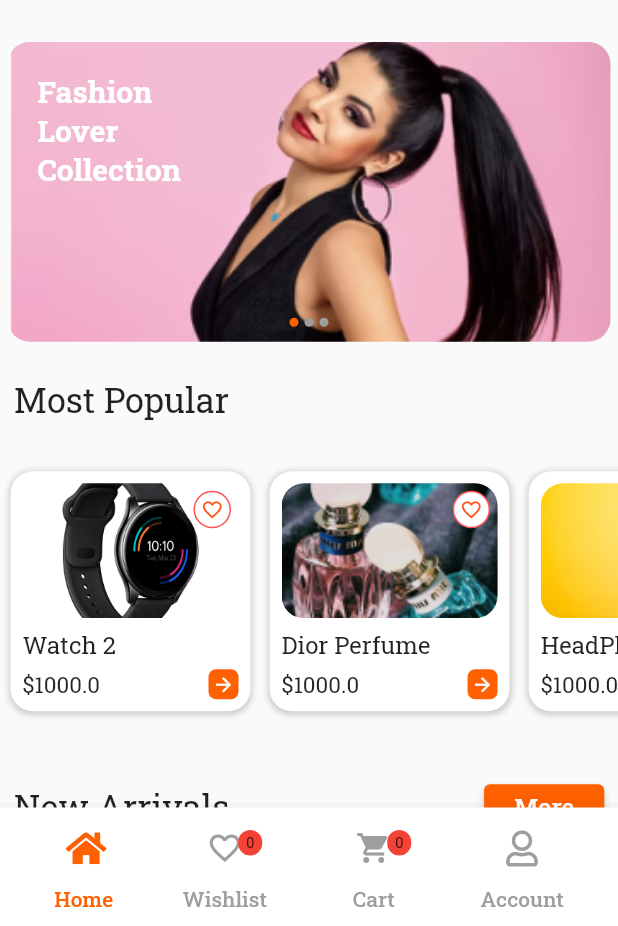
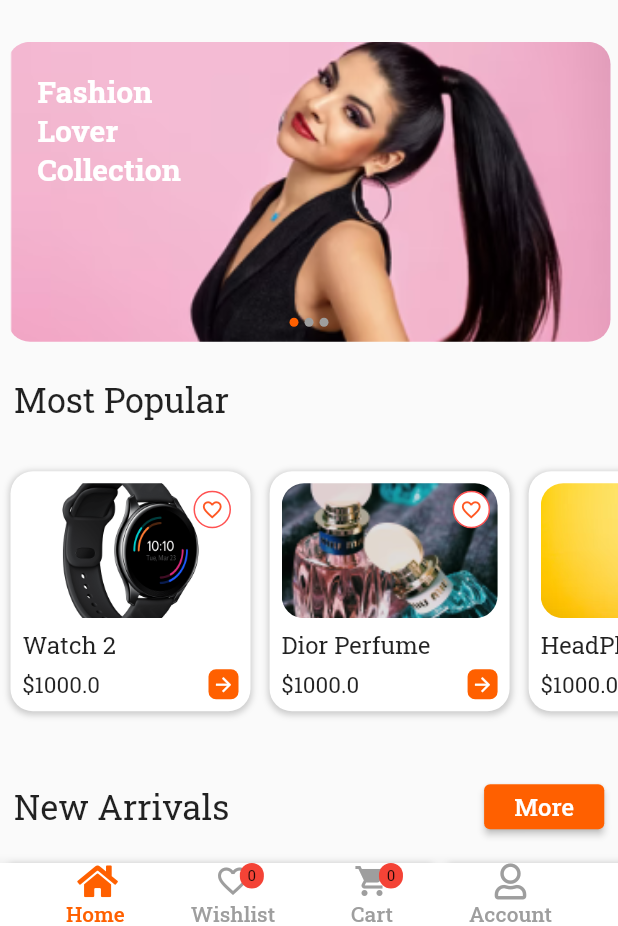
Before and after one commit to excelitai-gunjon/classy-ecom-ui-test-1, a Flutter app: the screen it shows after launch, on a phone screen of 412 x 824 dp, the part 310-1236 px from its top. Run offline on Flutter 3.47's test engine with Material 2 defaults, Android fonts, the phone set to English and light mode, and no system bars; drawn by our look-alikes of flutter_image_slideshow; our stand-ins replace carousel_slider, country_code_picker, dotted_border, flutter_screenutil, font_awesome_flutter, google_fonts and 1 more.

Commit message:
fix- bottomAppBar

```diff
--- a/lib/view/home_page/home_page.dart
+++ b/lib/view/home_page/home_page.dart
@@ -34,7 +34,9 @@ import 'package:flutter/material.dart';
 import 'package:flutter/cupertino.dart';
 import 'package:flutter/services.dart';
 import 'package:provider/provider.dart';
+
 var scaffoldKey = GlobalKey<ScaffoldState>();
+
 class HomePage extends StatefulWidget {
   const HomePage({Key? key}) : super(key: key);
 
@@ -52,6 +54,7 @@ class _HomePageState extends State<HomePage> {
     // TODO: implement initState
     appBar.setPrimaryState(true);
   }
+
   @override
   void dispose() {
     // TODO: implement dispose
@@ -66,12 +69,10 @@ class _HomePageState extends State<HomePage> {
     return WillPopScope(
       onWillPop: () async {
         //final appBar = Provider.of<AppBarController>(context,listen: false);
-        final status =
-        Provider.of<PrimaryScreenState>(context, listen: false);
+        final status = Provider.of<PrimaryScreenState>(context, listen: false);
         //appBar.setPrimaryState(false);
 
-        final pageState =
-        Provider.of<SecondaryPage>(context, listen: false);
+        final pageState = Provider.of<SecondaryPage>(context, listen: false);
         //pageState.setSecondaryPage(5);
         if (productAppBar.status) {
           if (Platform.isAndroid) {
@@ -79,13 +80,14 @@ class _HomePageState extends State<HomePage> {
           } else if (Platform.isIOS) {
             exit(0);
           }
-        }if(pageState.secondaryPageNo==6){
+        }
+        if (pageState.secondaryPageNo == 6) {
           status.setPrimaryState(false);
           pageState.setSecondaryPage(5);
-        }else {
+        } else {
           productAppBar.setPrimaryState(true);
-          final selection = Provider.of<ProductDetailController>(context,
-              listen: false);
+          final selection =
+              Provider.of<ProductDetailController>(context, listen: false);
           selection.sizeSelected(0);
           selection.colorSelected(0);
         }
@@ -128,12 +130,11 @@ class _HomePageState extends State<HomePage> {
             children: [
               ...MainHomePageBottomAppBarModel.list
                   .map((MainHomePageBottomAppBarModel data) {
-
                 return data.isBlank
                     ? SizedBox(
                         width: 10,
                       )
-                    : InkWell(
+                    : GestureDetector(
                         onTap: () {
                           setState(() {
                             primaryPageState.setPrimaryPage(data.index);
@@ -143,20 +144,27 @@ class _HomePageState extends State<HomePage> {
                         },
                         child: Padding(
                           padding: const EdgeInsets.symmetric(
-                              horizontal: 10, vertical: 10),
+                            horizontal: 0,
+                            vertical: 0,
+                          ),
                           child: Column(
                             mainAxisSize: MainAxisSize.min,
                             children: [
-
-                              SizedBox(height: 5,),
-
-                              customConsumer(context, data.label!, data.icon!, data.index),
-
-                              SizedBox(
-                                height: 12,
+                              // SizedBox(
+                              //   height: 5,
+                              // ),
+                              buildCustomConsumer(
+                                context,
+                                data.label!,
+                                data.icon!,
+                                data.index,
                               ),
-
-                              Text(
+                              // SizedBox(
+                              //   height: 12,
+                              // ),
+                              FittedBox(
+                                fit: BoxFit.scaleDown,
+                                child: Text(
                                   data.label!,
                                   style: Theme.of(context)
                                       .textTheme
@@ -166,6 +174,7 @@ class _HomePageState extends State<HomePage> {
                                                 data.index //currentIndex == data.index
                                             ? Color(0xffFF6000)
                                             : Colors.grey,
+                                      ),
                                 ),
                               )
                             ],
@@ -180,11 +189,13 @@ class _HomePageState extends State<HomePage> {
     );
   }
 
-
-  Widget customConsumer(BuildContext context, String label,IconData icon,int index){
+  Widget buildCustomConsumer(
+      BuildContext context, String label, IconData icon, int index) {
+    final size=MediaQuery.of(context).size;
     final primaryPageState = Provider.of<PrimaryPageController>(context);
-    if(label=="Wishlist"){
-      return Consumer<WishlistModel>(builder: (_, wishList, ch) {
+    if (label == "Wishlist") {
+      return Consumer<WishlistModel>(
+        builder: (_, wishList, ch) {
           return Badge(
             child: ch!,
             value: wishList.itemCount.toString(),
@@ -192,7 +203,7 @@ class _HomePageState extends State<HomePage> {
           );
         },
         child: Container(
-          width: 50,
+          width: size.width*.1,//50,
           child: Icon(
             icon,
             color: primaryPageState.currentIndex ==
@@ -203,8 +214,9 @@ class _HomePageState extends State<HomePage> {
         ),
       );
     }
-    if(label=="Cart"){
-      return Consumer<CartModel>(builder: (_, cart, ch) {
+    if (label == "Cart") {
+      return Consumer<CartModel>(
+        builder: (_, cart, ch) {
           return Badge(
             child: ch!,
             value: cart.itemCount.toString(),
@@ -212,7 +224,7 @@ class _HomePageState extends State<HomePage> {
           );
         },
         child: Container(
-          width: 50,
+          width: size.width*.1,
           child: Icon(
             icon,
             color: primaryPageState.currentIndex ==
@@ -222,19 +234,16 @@ class _HomePageState extends State<HomePage> {
           ),
         ),
       );
-    }
-    else{
+    } else {
       return Icon(
         icon,
-        color: primaryPageState.currentIndex ==
-            index //currentIndex == data.index
+        color:
+            primaryPageState.currentIndex == index //currentIndex == data.index
                 ? Color(0xffFF6000)
                 : Colors.grey,
       );
     }
   }
-
-
 
   _getBodyPrimary() {
     final primaryPageState = Provider.of<PrimaryPageController>(context);
@@ -263,21 +272,21 @@ class _HomePageState extends State<HomePage> {
       case 3:
         return CategoryScreen();
       case 4:
-        return SubCatScreen();//FilterScreen
+        return SubCatScreen(); //FilterScreen
       case 5:
         return SubSubProductScreen();
       case 6:
-        return FilterScreen();//OrderStatus
+        return FilterScreen(); //OrderStatus
       case 7:
-        return OrderStatus();//MyOrder
+        return OrderStatus(); //MyOrder
       case 8:
-        return MyOrder();//EditAddress
+        return MyOrder(); //EditAddress
       case 9:
-        return EditAddress();//ShippingAddress
+        return EditAddress(); //ShippingAddress
       case 10:
-        return ShippingAddress();//PaymentMethod
+        return ShippingAddress(); //PaymentMethod
       case 11:
-        return PaymentMethod();//HelpPage
+        return PaymentMethod(); //HelpPage
       case 12:
         return HelpPage();
       default:
```
Lines whose indentation alone changed are shown as unchanged.
